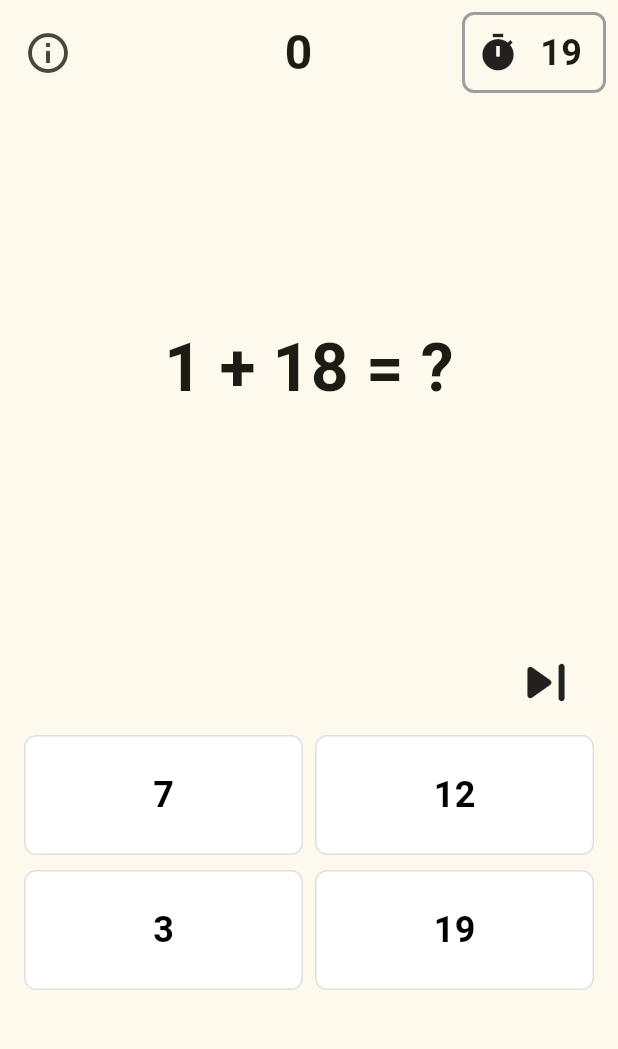
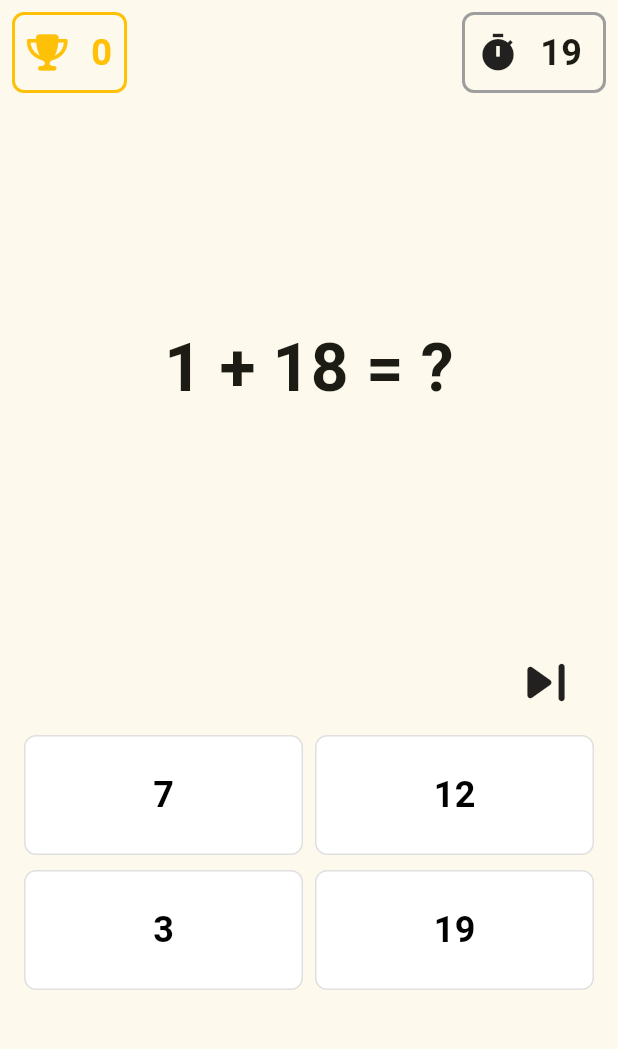
Before and after one commit to kaganzdmr58/ator_math_game, a Flutter app: the screen it shows after launch, after a tap on "Start Game", on a phone screen of 412 x 824 dp, the part 84-1133 px from its top. Run offline on Flutter 3.47's test engine with Material 3 defaults, Android fonts, the phone set to English and light mode, and no system bars; our stand-ins replace font_awesome_flutter, google_mobile_ads, shared_preferences, vibration.

Commit message:
set pages

```diff
--- a/lib/pages/base_game_page.dart
+++ b/lib/pages/base_game_page.dart
@@ -2,12 +2,14 @@ import 'dart:math';
 
 import 'package:ator_math_game/enums/page_type.dart';
 import 'package:ator_math_game/providers/game_settings_provider.dart';
+import 'package:ator_math_game/utils/tools.dart';
 import 'package:ator_math_game/widgets/count_down_timer.dart';
 import 'package:ator_math_game/widgets/false_animation.dart';
 import 'package:ator_math_game/widgets/global_appbar.dart';
 import 'package:ator_math_game/widgets/half_button.dart';
 import 'package:ator_math_game/widgets/true_animation.dart';
 import 'package:flutter/material.dart';
+import 'package:font_awesome_flutter/font_awesome_flutter.dart';
 import 'package:provider/provider.dart';
 
 class BaseGamePage extends StatefulWidget {
@@ -47,6 +49,7 @@ class _BaseGamePageState extends State<BaseGamePage> {
       showTruePopup(true);
     } else {
       minusScore++;
+      vibrate(duration: 500);
       showTruePopup(false);
     }
     state = 1;
@@ -106,7 +109,7 @@ class _BaseGamePageState extends State<BaseGamePage> {
               Row(
                 mainAxisAlignment: MainAxisAlignment.spaceBetween,
                 children: [
-                  SizedBox(
+                  /* SizedBox(
                     width: 82,
                     child: Align(
                       alignment: Alignment.centerLeft,
@@ -139,10 +142,36 @@ class _BaseGamePageState extends State<BaseGamePage> {
                         icon: const Icon(Icons.info_outline, size: 32),
                       ),
                     ),
-                  ),
-                  Text(
-                    "$score",
-                    style: TextStyle(fontSize: 32, fontWeight: FontWeight.bold),
+                  ), */
+                  Container(
+                    decoration: BoxDecoration(
+                      color: Colors.transparent,
+                      borderRadius: BorderRadius.circular(8),
+                      border: Border.all(
+                        color: Colors.amber,
+                        width: 2,
+                      ),
+                    ),
+                    child: Padding(
+                      padding: const EdgeInsets.all(8),
+                      child: Row(
+                        children: [
+                          Icon(
+                            FontAwesomeIcons.trophy,
+                            size: 24,
+                            color: Colors.amber,
+                          ),
+                          Text(
+                            "   $score",
+                            style: TextStyle(
+                              fontSize: 24,
+                              fontWeight: FontWeight.bold,
+                              color: Colors.amber,
+                            ),
+                          ),
+                        ],
+                      ),
+                    ),
                   ),
                   CountdownTimer(
                     key: countdownKey,
--- a/pubspec.yaml
+++ b/pubspec.yaml
@@ -38,6 +38,8 @@ dependencies:
   google_mobile_ads: ^6.0.0
   shared_preferences: ^2.5.3
   provider: ^6.1.4
+  vibration: ^3.1.3
+  font_awesome_flutter: ^10.8.0
 
 
 dev_dependencies:
```
Also changed, not shown: lib/utils/tools.dart (+13 -0 lines), pubspec.lock, 6 other files.
